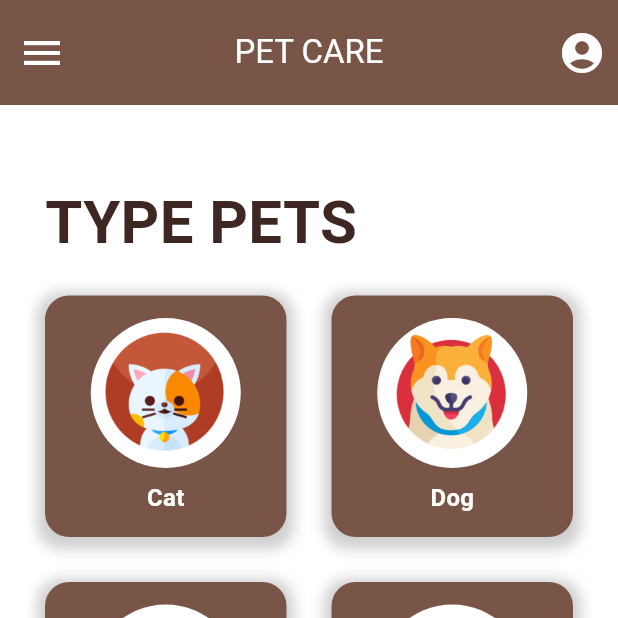
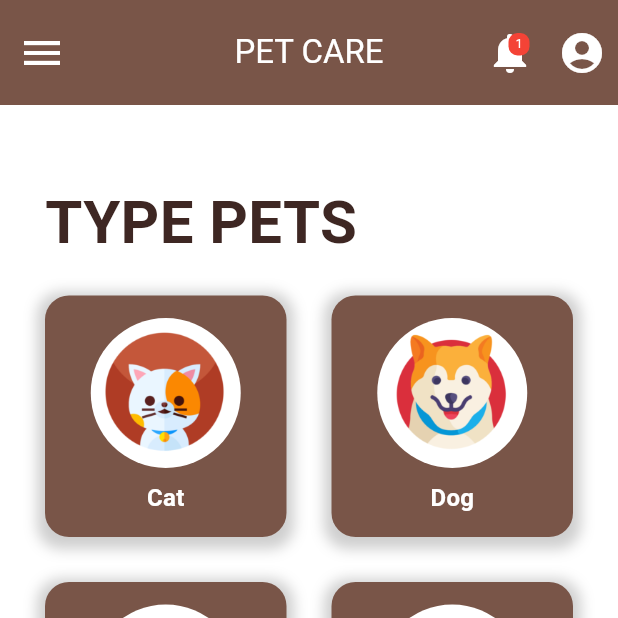
Before and after one commit to dean00sg/PetsCare, a Flutter app: the PetSMaincreen screen opened by its route, on a phone screen of 412 x 824 dp, the top half of it. Run offline on Flutter 3.47's test engine with Material 3 defaults, Android fonts, the phone set to English and light mode, and no system bars; our stand-ins replace bloc, equatable, flutter_bloc, jwt_decoder, logger, shared_preferences; accounts and stored records are empty; network calls fail.

Commit message:
Frontend : update

```diff
--- a/frontend/lib/admin/bloc/user.dart
+++ b/frontend/lib/admin/bloc/user.dart
@@ -1,14 +1,13 @@
-// lib/users/bloc/profile_bloc.dart
 import 'package:flutter_bloc/flutter_bloc.dart';
 import 'package:frontend/admin/event/user.dart';
 import 'package:frontend/admin/repositories/user_repository.dart';
 import 'package:frontend/admin/state/user.dart';
 
-
 class UserBloc extends Bloc<UserEvent, UserState> {
   final UserRepository userRepository;
 
   UserBloc({required this.userRepository}) : super(UserInitial()) {
+    // Register the LoadUserPets event handler
     on<LoadUserPets>(_onLoadUserPets);
   }
 
--- a/frontend/lib/admin/event/user.dart
+++ b/frontend/lib/admin/event/user.dart
@@ -1,4 +1,3 @@
-
 import 'package:equatable/equatable.dart';
 
 abstract class UserEvent extends Equatable {
--- a/frontend/lib/admin/repositories/user_repository.dart
+++ b/frontend/lib/admin/repositories/user_repository.dart
@@ -1,5 +1,4 @@
 import 'dart:convert';
-
 import 'package:frontend/admin/models/user.dart';
 import 'package:http/http.dart' as http;
 import 'package:shared_preferences/shared_preferences.dart';
@@ -8,11 +7,9 @@ class UserRepository {
   final String apiUrl = 'http://10.0.2.2:8000/admin_manage/';
 
   Future<List<UserProfilePets>> getProfile() async {
-
     final prefs = await SharedPreferences.getInstance();
     final token = prefs.getString('token') ?? '';
 
-    // ส่ง request พร้อมกับ token ใน headers
     final response = await http.get(
       Uri.parse(apiUrl),
       headers: {
--- a/frontend/lib/admin/state/user.dart
+++ b/frontend/lib/admin/state/user.dart
@@ -1,7 +1,5 @@
-
 import 'package:equatable/equatable.dart';
 import 'package:frontend/admin/models/user.dart';
-
 
 abstract class UserState extends Equatable {
   const UserState();
--- a/frontend/lib/admin/widget/notification_main.dart
+++ b/frontend/lib/admin/widget/notification_main.dart
@@ -4,7 +4,7 @@ import 'package:frontend/admin/appbar/navbar.dart';
 import 'package:frontend/admin/appbar/slidebar.dart';
 
 import 'package:frontend/admin/bloc/notification_main.dart';
-import 'package:frontend/admin/event/notification_main.dart';
+
 import 'package:frontend/admin/style/notification_stye.dart';
 
 class NotificationWidget extends StatelessWidget {
@@ -46,7 +46,7 @@ class NotificationWidget extends StatelessWidget {
                       color: Colors.blue,
                       onTap: () {
                         Navigator.of(context).pushNamed('/addfeedpost');
-                        BlocProvider.of<NotificationBloc>(context).add(AddNotificationEvent());
+
                       },
                     ),
                     _buildNotificationCard(
@@ -55,7 +55,7 @@ class NotificationWidget extends StatelessWidget {
                       icon: Icons.article,
                       color: Colors.teal,
                       onTap: () {
-                        BlocProvider.of<NotificationBloc>(context).add(AddNewsFeedAdviceEvent());
+
                       },
                     ),
                   ],
--- a/frontend/lib/users/appbar/navbar.dart
+++ b/frontend/lib/users/appbar/navbar.dart
@@ -14,6 +14,42 @@ class Navbar extends StatelessWidget implements PreferredSizeWidget {
       ),
       centerTitle: true,
       actions: [
+        // Notification Icon
+        Stack(
+          children: [
+            IconButton(
+              icon: const Icon(Icons.notifications, size: 32, color: Colors.white),
+              onPressed: () {
+                // Navigate to notifications page
+                Navigator.pushNamed(context, '/');
+              },
+            ),
+            Positioned(
+              right: 11,
+              top: 11,
+              child: Container(
+                padding: const EdgeInsets.all(2),
+                decoration: const BoxDecoration(
+                  color: Colors.red,
+                  borderRadius: BorderRadius.all(Radius.circular(6)),
+                ),
+                constraints: const BoxConstraints(
+                  minWidth: 14,
+                  minHeight: 14,
+                ),
+                child: const Text(
+                  '1',
+                  style: TextStyle(
+                    color: Colors.white,
+                    fontSize: 8,
+                  ),
+                  textAlign: TextAlign.center,
+                ),
+              ),
+            ),
+          ],
+        ),
+        // Account Icon
         IconButton(
           icon: const Icon(Icons.account_circle, size: 32, color: Colors.white),
           onPressed: () {
```
Also changed, not shown: frontend/lib/admin/widget/check_alluser.dart (+9 -1 lines), frontend/lib/admin/widget/check_info_screen.dart (+2 -7 lines).
